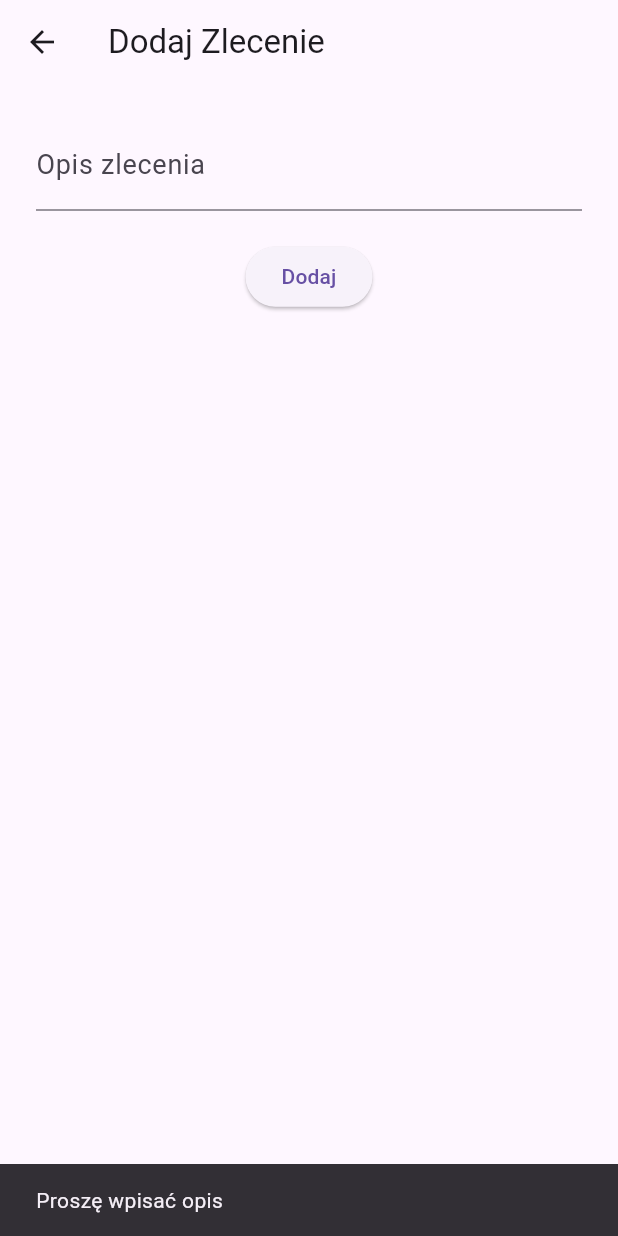
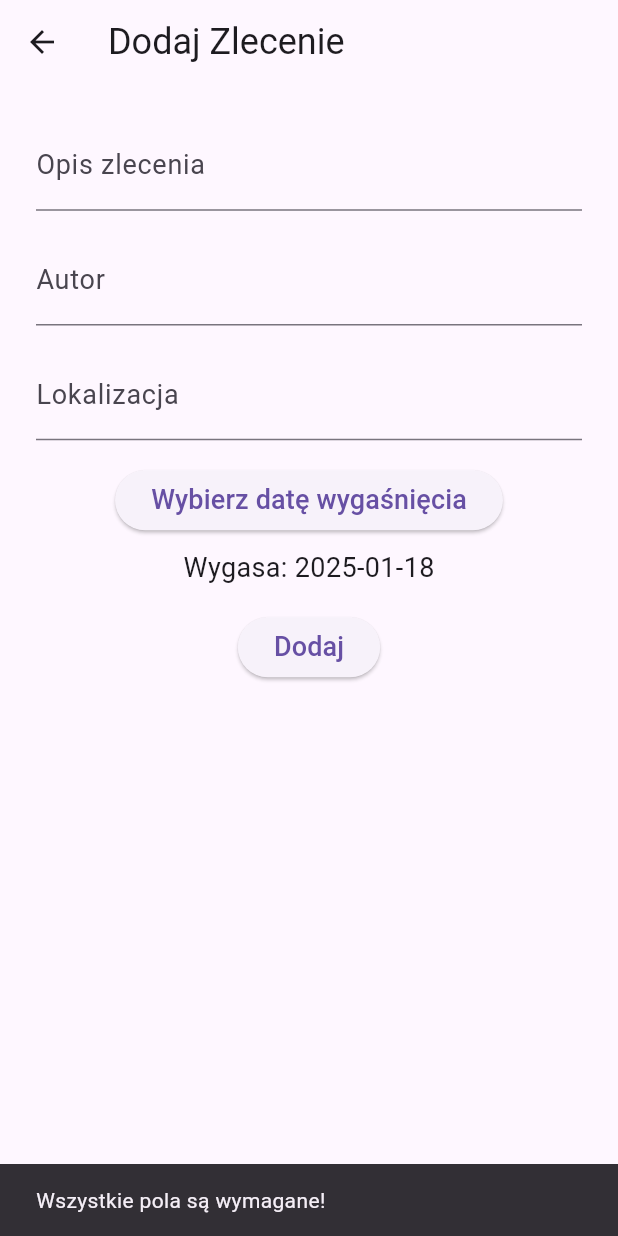
Before and after one commit to Rentib/sasiadowka, a Flutter app: the AddQuestScreen screen opened directly, after a tap on "Dodaj", on a phone screen of 412 x 824 dp. Run offline on Flutter 3.47's test engine with Material 3 defaults, Android fonts, the phone set to English and light mode, and no system bars; our stand-ins replace shared_preferences; accounts and stored records are empty.

Commit message:
feat: adding author and location

```diff
--- a/lib/main.dart
+++ b/lib/main.dart
@@ -1,6 +1,7 @@
 import 'dart:convert';
 import 'package:flutter/material.dart';
 import 'package:shared_preferences/shared_preferences.dart';
+import 'package:intl/intl.dart';
 
 void main() {
   runApp(CommunityApp());
@@ -25,27 +26,34 @@ class HomeScreen extends StatelessWidget {
   @override
   Widget build(BuildContext context) {
     return Scaffold(
-      appBar: AppBar(title: Text('Aplikacja Społecznościowa')),
+      appBar: AppBar(
+          title: Text('Aplikacja Społecznościowa',
+              style: TextStyle(fontSize: 24))),
       body: ListView(
         padding: EdgeInsets.all(24.0),
         children: [
           ElevatedButton(
+            style: ElevatedButton.styleFrom(
+                padding: EdgeInsets.symmetric(vertical: 16.0)),
             onPressed: () {
               Navigator.push(
                 context,
                 MaterialPageRoute(builder: (context) => QuestListScreen()),
               );
             },
-            child: Text('Przeglądaj zlecenia'),
+            child: Text('Przeglądaj zlecenia', style: TextStyle(fontSize: 20)),
           ),
+          SizedBox(height: 16),
           ElevatedButton(
+            style: ElevatedButton.styleFrom(
+                padding: EdgeInsets.symmetric(vertical: 16.0)),
             onPressed: () {
               Navigator.push(
                 context,
                 MaterialPageRoute(builder: (context) => AddQuestScreen()),
               );
             },
-            child: Text('Dodaj inicjatywę'),
+            child: Text('Dodaj inicjatywę', style: TextStyle(fontSize: 20)),
           ),
         ],
       ),
@@ -73,15 +81,33 @@ class QuestListScreenState extends State<QuestListScreen> {
     final prefs = await SharedPreferences.getInstance();
     final questsString = prefs.getString('quests');
     if (questsString != null) {
+      try {
+        final loadedQuests =
+            List<Map<String, dynamic>>.from(json.decode(questsString));
         setState(() {
-        _quests = List<Map<String, dynamic>>.from(json.decode(questsString));
+          // Filtrujemy tylko poprawne dane
+          _quests = loadedQuests.where((quest) {
+            return quest['description'] is String &&
+                quest['author'] is String &&
+                quest['location'] is String &&
+                quest['expires'] is String &&
+                quest['accepted'] is bool;
+          }).toList();
         });
+      } catch (e) {
+        // Jeśli dane są uszkodzone, pomijamy je
+        setState(() {
+          _quests = [];
+        });
+      }
     }
   }
 
   Future<void> _saveQuests() async {
     final prefs = await SharedPreferences.getInstance();
+    try {
       await prefs.setString('quests', json.encode(_quests));
+    } catch (e) {}
   }
 
   void _toggleQuestStatus(int index) {
@@ -91,37 +117,82 @@ class QuestListScreenState extends State<QuestListScreen> {
     _saveQuests();
   }
 
+  // Funkcja pomocnicza do formatowania daty
+  String formatExpiryDate(String dateStr) {
+    try {
+      final date =
+          DateTime.parse(dateStr); // Parsowanie daty z formatu ISO 8601
+      return DateFormat('yyyy-MM-dd')
+          .format(date); // Formatowanie do "YYYY-MM-DD"
+    } catch (e) {
+      return dateStr; // Jeśli wystąpi błąd, zwracamy oryginalny string
+    }
+  }
+
   @override
   Widget build(BuildContext context) {
     return Scaffold(
-      appBar: AppBar(title: Text('Lista Zleceń')),
+      appBar:
+          AppBar(title: Text('Lista Zleceń', style: TextStyle(fontSize: 24))),
       body: _quests.isEmpty
-          ? Center(child: Text('Brak zleceń.'))
+          ? Center(child: Text('Brak zleceń.', style: TextStyle(fontSize: 20)))
           : ListView.builder(
               padding: EdgeInsets.all(16.0),
               itemCount: _quests.length,
               itemBuilder: (context, index) {
                 final quest = _quests[index];
+                final expirationDate = DateTime.parse(quest['expires']);
+                final isExpired = DateTime.now().isAfter(expirationDate);
+
                 return Card(
                   margin: EdgeInsets.symmetric(vertical: 10),
                   child: ListTile(
                     contentPadding: EdgeInsets.all(16.0),
                     title: Text(
                       quest['description'],
-                      style: TextStyle(fontSize: 20),
+                      style: TextStyle(fontSize: 22),
                     ),
-                    subtitle: Text(
+                    subtitle: Column(
+                      crossAxisAlignment: CrossAxisAlignment.start,
+                      children: [
+                        Text('Autor: ${quest['author']}',
+                            style: TextStyle(fontSize: 18)),
+                        Text('Lokalizacja: ${quest['location']}',
+                            style: TextStyle(fontSize: 18)),
+                        Text(
+                          'Wygasa: ${formatExpiryDate(quest['expires'])}',
+                          style: TextStyle(
+                            fontSize: 18,
+                            color: isExpired ? Colors.red : Colors.black,
+                          ),
+                        ),
+                        Text(
                           quest['accepted'] ? 'Zaakceptowano' : 'Oczekuje',
                           style: TextStyle(
-                        color: quest['accepted'] ? Colors.green : Colors.red,
+                              fontSize: 18,
+                              color: quest['accepted']
+                                  ? Colors.green
+                                  : Colors.red),
                         ),
+                      ],
                     ),
-                    trailing: IconButton(
+                    trailing: Column(
+                      children: [
+                        IconButton(
                           icon: Icon(
-                        quest['accepted'] ? Icons.cancel : Icons.check_circle,
-                        color: quest['accepted'] ? Colors.red : Colors.green,
+                            quest['accepted']
+                                ? Icons.cancel
+                                : Icons.check_circle,
+                            color:
+                                quest['accepted'] ? Colors.red : Colors.green,
                           ),
                           onPressed: () => _toggleQuestStatus(index),
+                        ),
+                        // IconButton(
+                        //   icon: Icon(Icons.delete, color: Colors.grey),
+                        //   onPressed: () => _deleteQuest(index),
+                        // ),
+                      ],
                     ),
                   ),
                 );
@@ -139,48 +210,97 @@ class AddQuestScreen extends StatefulWidget {
 }
 
 class AddQuestScreenState extends State<AddQuestScreen> {
-  final TextEditingController _controller = TextEditingController();
+  final TextEditingController _descriptionController = TextEditingController();
+  final TextEditingController _authorController = TextEditingController();
+  final TextEditingController _locationController = TextEditingController();
+  DateTime _selectedDate = DateTime.now().add(Duration(days: 7));
 
-  Future<void> _addQuest(String description) async {
+  Future<void> _addQuest() async {
+    final description = _descriptionController.text;
+    final author = _authorController.text;
+    final location = _locationController.text;
+
+    if (description.isNotEmpty && author.isNotEmpty && location.isNotEmpty) {
       final prefs = await SharedPreferences.getInstance();
       final questsString = prefs.getString('quests');
       final quests = questsString != null
           ? List<Map<String, dynamic>>.from(json.decode(questsString))
           : [];
-    quests.add({'description': description, 'accepted': false});
+      quests.add({
+        'description': description,
+        'author': author,
+        'location': location,
+        'expires': _selectedDate.toIso8601String(),
+        'accepted': false,
+      });
       await prefs.setString('quests', json.encode(quests));
       Navigator.pop(context, true);
+    } else {
+      ScaffoldMessenger.of(context).showSnackBar(
+        SnackBar(content: Text('Wszystkie pola są wymagane!')),
+      );
+    }
+  }
+
+  Future<void> _pickDate() async {
+    final pickedDate = await showDatePicker(
+      context: context,
+      initialDate: _selectedDate,
+      firstDate: DateTime.now(),
+      lastDate: DateTime.now().add(Duration(days: 365)),
+    );
+    if (pickedDate != null) {
+      setState(() {
+        _selectedDate = pickedDate;
+      });
+    }
   }
 
   @override
   Widget build(BuildContext context) {
     return Scaffold(
-      appBar: AppBar(title: Text('Dodaj Zlecenie')),
+      appBar:
+          AppBar(title: Text('Dodaj Zlecenie', style: TextStyle(fontSize: 24))),
       body: Padding(
         padding: EdgeInsets.all(24.0),
         child: Column(
           children: [
             TextField(
-              controller: _controller,
+              controller: _descriptionController,
               style: TextStyle(fontSize: 18),
               decoration: InputDecoration(
                   labelText: 'Opis zlecenia',
-                labelStyle: TextStyle(fontSize: 18),
+                  labelStyle: TextStyle(fontSize: 18)),
             ),
+            SizedBox(height: 16),
+            TextField(
+              controller: _authorController,
+              style: TextStyle(fontSize: 18),
+              decoration: InputDecoration(
+                  labelText: 'Autor', labelStyle: TextStyle(fontSize: 18)),
             ),
-            SizedBox(height: 20),
+            SizedBox(height: 16),
+            TextField(
+              controller: _locationController,
+              style: TextStyle(fontSize: 18),
+              decoration: InputDecoration(
+                  labelText: 'Lokalizacja',
+                  labelStyle: TextStyle(fontSize: 18)),
+            ),
+            SizedBox(height: 16),
             ElevatedButton(
-              onPressed: () {
-                final description = _controller.text;
-                if (description.isNotEmpty) {
-                  _addQuest(description);
-                } else {
-                  ScaffoldMessenger.of(context).showSnackBar(
-                    SnackBar(content: Text('Proszę wpisać opis')),
-                  );
-                }
-              },
-              child: Text('Dodaj'),
+              onPressed: _pickDate,
+              child: Text('Wybierz datę wygaśnięcia',
+                  style: TextStyle(fontSize: 18)),
+            ),
+            SizedBox(height: 8),
+            Text(
+                'Wygasa: ${_selectedDate.toLocal().toIso8601String().split("T").first}',
+                style: TextStyle(fontSize: 18)),
+            SizedBox(height: 16),
+            ElevatedButton(
+              onPressed: _addQuest,
+              child: Text('Dodaj', style: TextStyle(fontSize: 18)),
             ),
           ],
         ),
--- a/pubspec.yaml
+++ b/pubspec.yaml
@@ -37,6 +37,7 @@ dependencies:
   sembast: ^3.8.1+1
   path_provider: ^2.1.5
   shared_preferences: ^2.3.5
+  intl: ^0.20.1
 
 dev_dependencies:
   flutter_test:
```
Also changed, not shown: pubspec.lock. Lines whose indentation alone changed are shown as unchanged.
